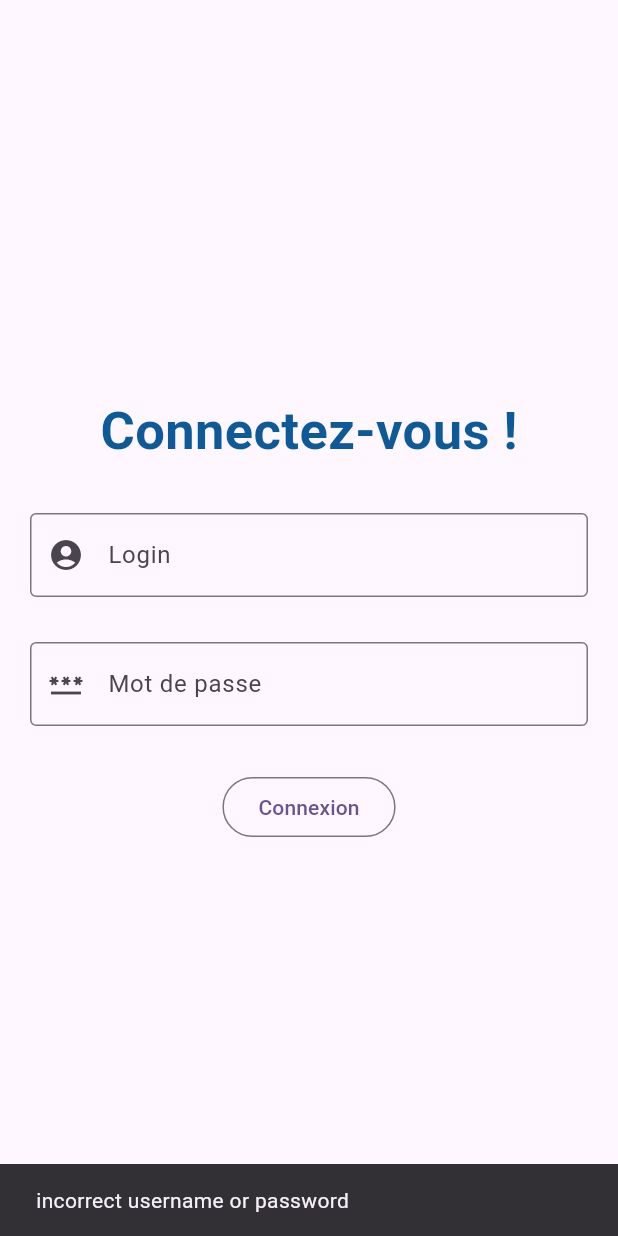
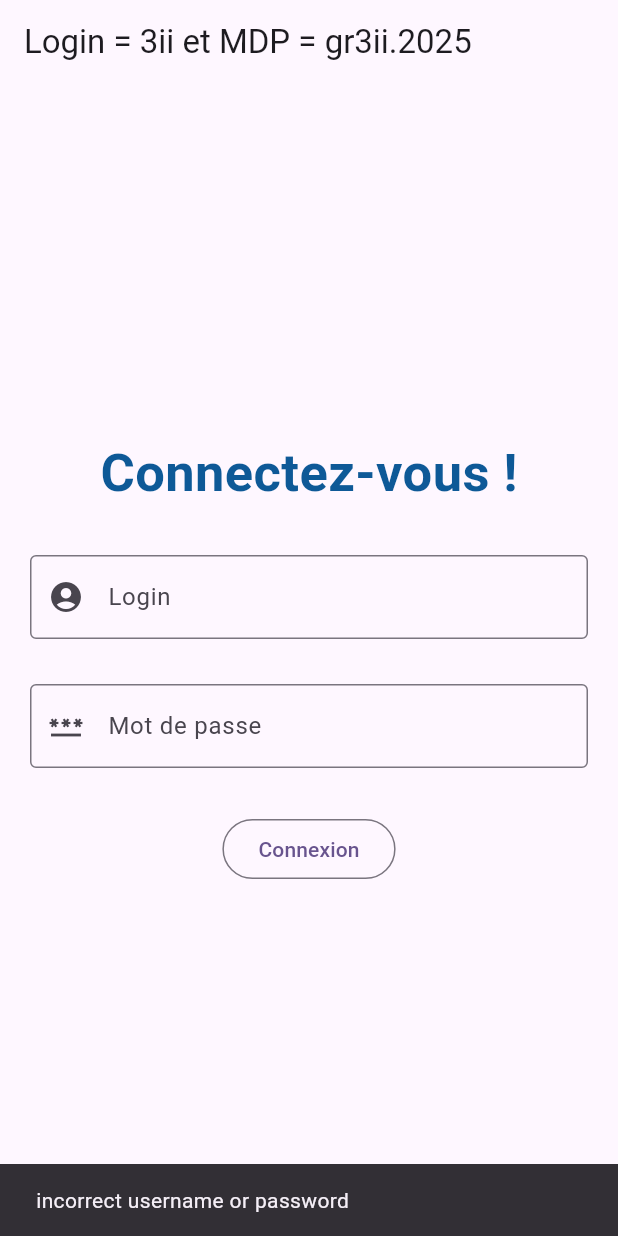
Before and after one commit to abs-223/9503477_grand_devoirs, a Flutter app: the screen it shows after launch, after a tap on "Connexion", on a phone screen of 412 x 824 dp. Run offline on Flutter 3.47's test engine with Material 3 defaults, Android fonts, the light colour scheme and no system bars; our stand-ins replace lottie; network calls fail.

Commit message:
Fini à 95% manque cache

```diff
--- a/lib/liste_livre.dart
+++ b/lib/liste_livre.dart
@@ -12,21 +12,18 @@ class ListeLivre extends StatefulWidget {
 
 class _CorrectionContactlistState extends State<ListeLivre> {
   List <Librairie> librairie= [
-  Librairie("1984","Auteur :George Orwell","https://encrypted-tbn0.gstatic.com/images?q=tbn:ANd9GcSppkoKsaYMuIoNLDH7O8ePOacLPG1mKXtEng&s"),
-  Librairie("L'Étranger","Auteur : Albert Camus","https://encrypted-tbn0.gstatic.com/images?q=tbn:ANd9GcSppkoKsaYMuIoNLDH7O8ePOacLPG1mKXtEng&s"),
-  Librairie("Dune", "Auteur :Frank Herbert","https://encrypted-tbn0.gstatic.com/images?q=tbn:ANd9GcSppkoKsaYMuIoNLDH7O8ePOacLPG1mKXtEng&s"),
-  Librairie("Petit Pays", "Auteur :Gaël Faye","https://encrypted-tbn0.gstatic.com/images?q=tbn:ANd9GcSppkoKsaYMuIoNLDH7O8ePOacLPG1mKXtEng&s"),
-  Librairie("Le Chœur des femmes", "Auteur : Martin Winckler","https://encrypted-tbn0.gstatic.com/images?q=tbn:ANd9GcSppkoKsaYMuIoNLDH7O8ePOacLPG1mKXtEng&s"),
-  Librairie("L'Alchimiste", "Auteur : Paulo Coelho","https://encrypted-tbn0.gstatic.com/images?q=tbn:ANd9GcSppkoKsaYMuIoNLDH7O8ePOacLPG1mKXtEng&s"),
-  Librairie("Sapiens", "Auteur :Yuval Noah Harari","https://encrypted-tbn0.gstatic.com/images?q=tbn:ANd9GcSppkoKsaYMuIoNLDH7O8ePOacLPG1mKXtEng&s"),
-  Librairie("Cent ans de solitude", "Auteur :G. García Márquez","https://encrypted-tbn0.gstatic.com/images?q=tbn:ANd9GcSppkoKsaYMuIoNLDH7O8ePOacLPG1mKXtEng&s"),
-  Librairie("La Nuit des temps", "Auteur :René Barjavel","https://encrypted-tbn0.gstatic.com/images?q=tbn:ANd9GcSppkoKsaYMuIoNLDH7O8ePOacLPG1mKXtEng&s"),
-  Librairie("Changer l'eau des fleurs", "Auteur :Valérie Perrin","https://encrypted-tbn0.gstatic.com/images?q=tbn:ANd9GcSppkoKsaYMuIoNLDH7O8ePOacLPG1mKXtEng&s"),
-  Librairie("Le Meilleur des mondes", "Auteur :Aldous Huxley","https://encrypted-tbn0.gstatic.com/images?q=tbn:ANd9GcSppkoKsaYMuIoNLDH7O8ePOacLPG1mKXtEng&s"),
-  Librairie("Le Lambeau", "Auteur :Philippe Lançon","https://encrypted-tbn0.gstatic.com/images?q=tbn:ANd9GcSppkoKsaYMuIoNLDH7O8ePOacLPG1mKXtEng&s"),
-  Librairie("Les Gratitudes", "Auteur :Delphine de Vigan","https://encrypted-tbn0.gstatic.com/images?q=tbn:ANd9GcSppkoKsaYMuIoNLDH7O8ePOacLPG1mKXtEng&s"),
-  Librairie("Fondation", "Auteur :Isaac Asimov","https://encrypted-tbn0.gstatic.com/images?q=tbn:ANd9GcSppkoKsaYMuIoNLDH7O8ePOacLPG1mKXtEng&s"),
-  Librairie( "La tresse", "Auteur :Laetitia Colombani","https://encrypted-tbn0.gstatic.com/images?q=tbn:ANd9GcSppkoKsaYMuIoNLDH7O8ePOacLPG1mKXtEng&s"),
+  Librairie("1984","Auteur :George Orwell","https://encrypted-tbn0.gstatic.com/images?q=tbn:ANd9GcSpOS6jl9wnZ7XUMtLJ64iamp4N5a2lNn0kzO-FGdEIlCa-yUb28NAGRrf7C5z8zrx-D65As2az8qrDarwCBZivJn1B_y7yVmyyYs8lt2S3&s=10"),
+  Librairie("L'Étranger","Auteur : Albert Camus","https://encrypted-tbn0.gstatic.com/images?q=tbn:ANd9GcSGO6ira_bXSuf5OJODwYXpN8HR9yCjZVpWc1zgAwEVCgNieRZI50OmR3_81sk-ly43jh4P5DPMFoIuFa1YQ-9usUKgLKOFWCMkjPgkKd_T&s=10"),
+  Librairie("Dune", "Auteur :Frank Herbert","https://encrypted-tbn0.gstatic.com/images?q=tbn:ANd9GcR6K5koQ5HeFu7UY_dLS0BggHypxn80wINZkW9olASr4mLYT12lo3uoXFfDBPfgD9qSg2RRDF7js4XeS2hC8t3I1YFzgc5uWowh9ZZtFxH0WQ&s=10"),
+  Librairie("Petit Pays", "Auteur :Gaël Faye","https://encrypted-tbn0.gstatic.com/images?q=tbn:ANd9GcR0xS4Kx7-19v6lwEWX_Ualy7afDQcYEfPo9Q48U6rVtuNyzA0VNNEK6Mz_kDegnZT8t3p2PlT7BERuYu6q9CtEW1zwnx35mirLcaxT1VMs&s=10"),
+  Librairie("Le Chœur des femmes", "Auteur : Martin Winckler","https://encrypted-tbn0.gstatic.com/images?q=tbn:ANd9GcS7Uvp8iCz2iqZQcGNRI7wXu-fGV8ngl4jPftMFzLWk582bs44LIHlhOKxnDvutsBwUUn93Pcz3WQ2o2HG11ZCOF-V1XmGHK22YZcu4_8Zptw&s=10"),
+  Librairie("L'Alchimiste", "Auteur : Paulo Coelho","https://m.media-amazon.com/images/I/51sDdxuQVNL._AC_UF1000,1000_QL80_.jpg"),
+  Librairie("Sapiens", "Auteur :Yuval Noah Harari","https://encrypted-tbn0.gstatic.com/images?q=tbn:ANd9GcTjmJ1gQQp6UvRI1E67qLV924ArMsRFKxJeDJNs7p_3AnZqlqyiSei9ILmQ0Cpdda5h9s6ZW-zvM8hvW_XxolYYd0Z_ZAmJZK6i5ElsCwx-Zw&s=10"),
+  Librairie("Cent ans de solitude", "Auteur :G. García Márquez","https://encrypted-tbn0.gstatic.com/images?q=tbn:ANd9GcSS9sTyuZ6DWlukrGZTUIvfmdI7bI4zli_LupyQJnsSC9qIQveYtsl_dzERJwWKri7Ot0VfE7aCVh10wqmktP64Fl3-Oq5WVG_Th-amb4Lr2Q&s=10"),
+  Librairie("La Nuit des temps", "Auteur :René Barjavel","https://encrypted-tbn0.gstatic.com/images?q=tbn:ANd9GcQUxFBGpBjNphZ25rpOLtp88X2oGQM4lPN-EXI2r2_RqNXwtd7hrwAzCUMyxLz11geg9i8ofbnIPDDTjpbE3M63tvDfFvdkPbRWv4BQbOokzg&s=10"),
+  Librairie("Changer l'eau des fleurs", "Auteur :Valérie Perrin","https://encrypted-tbn0.gstatic.com/images?q=tbn:ANd9GcStRt0MoPUEWPzW3Mq26jDqzPmvC6qfJOJJz07aJUoJTcD5dTtVJbKPA2VUt2botamggCsH5aysS7TZEfaLDqCmgIOIwa3jbYottXSkHCH8&s=10"),
+  Librairie("Le Meilleur des mondes", "Auteur :Aldous Huxley","https://encrypted-tbn0.gstatic.com/images?q=tbn:ANd9GcSxXvqgDn-EJoGFd1rQNYjATXFlMgZNnfmqKgJt2kVGY5pSJ0wu_aPnJQ7QKlo-XvKFoKudX-5su9jVqlJwNqT75a6oBSkr_H7RNsX3xMKB&s=10"),
+
   ];
 
 
--- a/lib/login.dart
+++ b/lib/login.dart
@@ -16,6 +16,8 @@ class _LoginState extends State<Login> {
   @override
   Widget build(BuildContext context) {
     return Scaffold(
+        appBar: AppBar(title: Text('Login = 3ii et MDP = gr3ii.2025')),
+
 
       body: Column(
         mainAxisAlignment: MainAxisAlignment.center,
@@ -62,9 +64,8 @@ class _LoginState extends State<Login> {
         SizedBox(height: 30),
 
         OutlinedButton(onPressed: () {
-          if ((controllerLogin.text == "3ii" && controllerPassword.text == "P@sser3ii.2025")
-          || (controllerLogin.text == "admin" && controllerPassword.text == "Gestion@123.2025")
-          || (controllerLogin.text == "gerant" && controllerPassword.text == "gerant.3ii@2025")
+          if ((controllerLogin.text == "3ii" && controllerPassword.text == "gr3ii.2025")
+
           ){
             Navigator.of(context).pushReplacement(
             MaterialPageRoute<void>(
```
Also changed, not shown: lib/details_livre.dart (+39 -1 lines).
